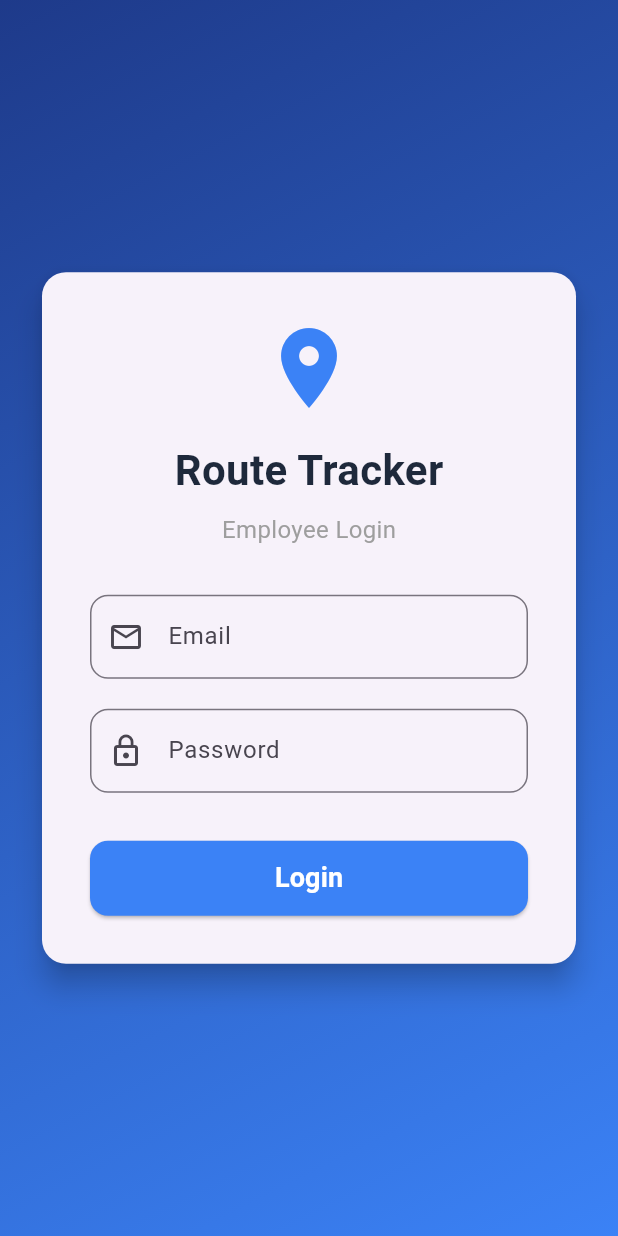
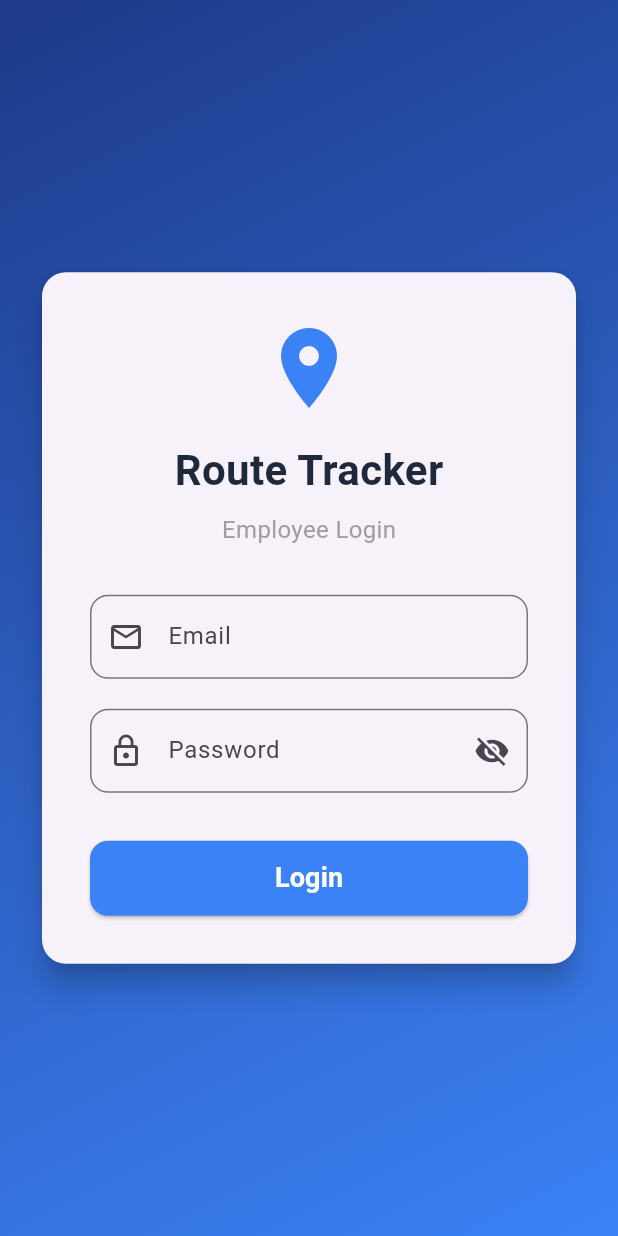
Before and after one commit to tp-maxgit/employee_route_tracker, a Flutter app: the screen it shows after launch, on a phone screen of 412 x 824 dp. Run offline on Flutter 3.47's test engine with Material 3 defaults, Android fonts, the phone set to English and light mode, and no system bars; our stand-ins replace geolocator.

Commit message:
minor changes

```diff
--- a/employee_tracker_mobile/lib/login_screen.dart
+++ b/employee_tracker_mobile/lib/login_screen.dart
@@ -13,6 +13,7 @@ class _LoginScreenState extends State<LoginScreen> {
   final TextEditingController emailController = TextEditingController();
   final TextEditingController passwordController = TextEditingController();
   bool isLoading = false;
+  bool _obscurePassword = true;
 
   @override
   void dispose() {
@@ -143,10 +144,20 @@ class _LoginScreenState extends State<LoginScreen> {
                     const SizedBox(height: 20),
                     TextField(
                       controller: passwordController,
-                      obscureText: true,
+                      obscureText: _obscurePassword,
                       decoration: InputDecoration(
                         labelText: "Password",
                         prefixIcon: const Icon(Icons.lock_outline),
+                        suffixIcon: IconButton(
+                          icon: Icon(
+                            _obscurePassword ? Icons.visibility_off : Icons.visibility,
+                          ),
+                          onPressed: () {
+                            setState(() {
+                              _obscurePassword = !_obscurePassword;
+                            });
+                          },
+                        ),
                         border: OutlineInputBorder(
                           borderRadius: BorderRadius.circular(12),
                         ),
```
